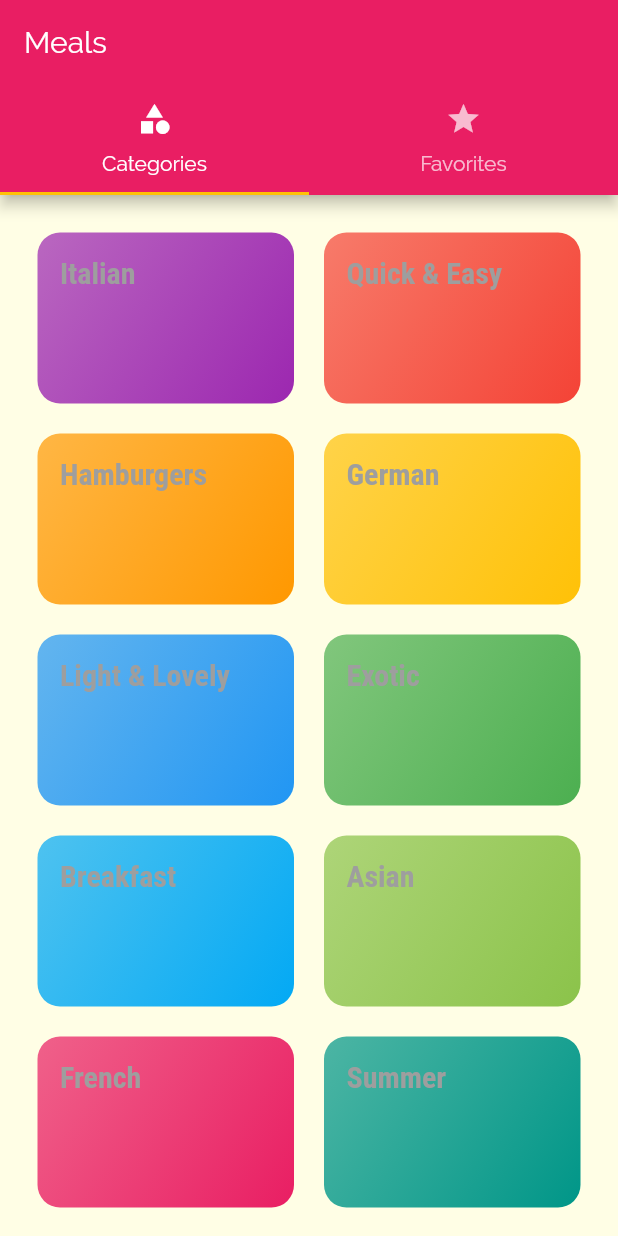
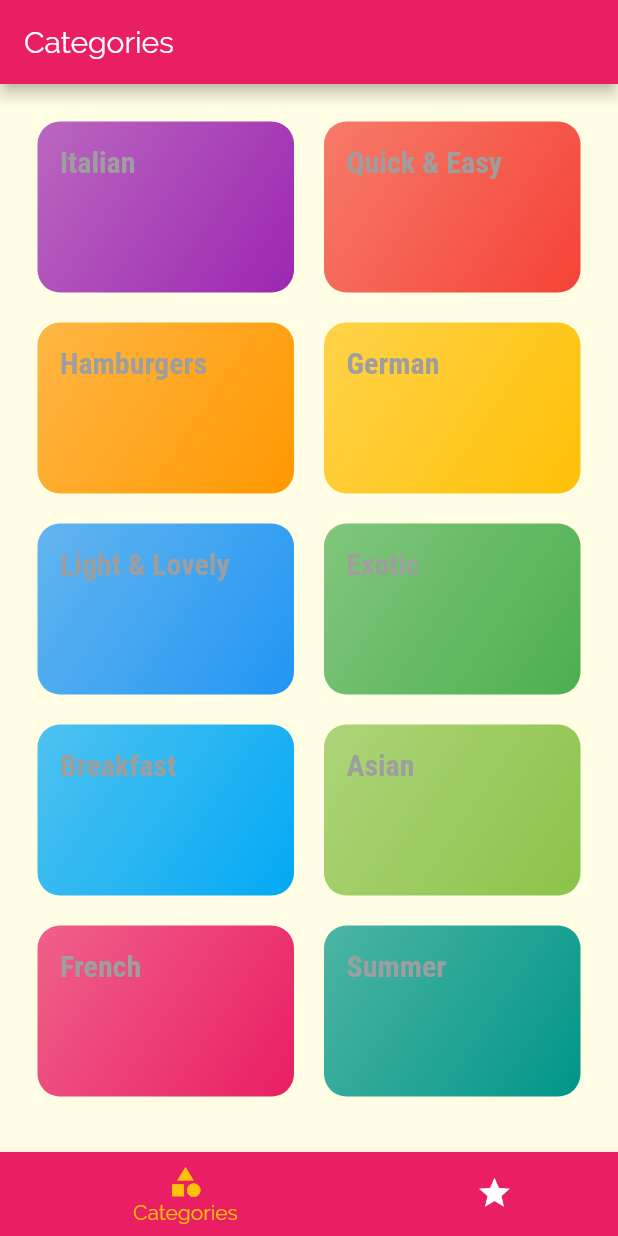
Before and after one commit to Alex9790/MealsApp, a Flutter app: the screen it shows after launch, on a phone screen of 412 x 824 dp. Run offline on Flutter 3.47's test engine with Material 2 defaults, Android fonts, the phone set to English and light mode, and no system bars.

Commit message:
21. Se cambia el metodo utilizado para crear Tabs, ahora se usa como Widget base Scaffold() pero se utiliza el argumento "bottomNavigationBar" para definir las Tabs Se crea metodo _selectPage para cambiar el indice del Tab selccionado usando setState() Se crea lista de Maps que contiene el Widget a mostrar en cada Tab y el titulo para cambiarlo dinamicamente segun la Tab seleccionada

```diff
--- a/meals_app/lib/screens/tabs_screen.dart
+++ b/meals_app/lib/screens/tabs_screen.dart
@@ -9,39 +9,62 @@ class TabsScreen extends StatefulWidget {
 }
 
 class _TabsScreenState extends State<TabsScreen> {
+  //se cambia esta lista a Map para intercambiar el titulo segun la Tab seleccionada
+  final List<Map<String, Object>> _pages = [
+    {"page" : CategoriesScreen(), "title" : "Categories",},
+    {"page" : FavoritesScreen(), "title" : "Favorites",},
+  ];
+
+  //indice utilizado para obtener el Widget de la lista
+  int _selectedPageIndex = 0;
+
+  //el parametro index es proveido automaticamente por Flutter, al referenciar esta funcion en el argumento "onTap" del Widget BottomNavigationBar()
+  void _selectPage(int index){
+    //para realizar esta actualizacion de Widget, es la razn por la que e necesita Stateful Widget
+    setState(() {
+      _selectedPageIndex = index;
+    });
+  }
+
+
   @override
   Widget build(BuildContext context) {
-    //metodo para mostrar Tabs debajo del AppBar
-    return DefaultTabController(
-      //cantidad de Tabs
-      length: 2,
-      //definir la Tab por defecto
-      initialIndex: 0,
-      //contiene Scaffold que asu vez configura las Tabs ubicadas debajo del Appbar
-      child: Scaffold(
-        appBar: AppBar(
-          title: Text("Meals"),
-          bottom: TabBar(
-            //crea tantos Tab() Widgets como definidos en el argumento "length"
-            tabs: <Widget>[
-              Tab(
-                icon: Icon(Icons.category),
-                text: "Categories",
-              ),
-              Tab(
-                icon: Icon(Icons.star),
-                text: "Favorites",
-              ),
-            ],
+    return Scaffold(
+      appBar: AppBar(
+        //el titulo varia segun el Tab seleccionado, acediendo al Map referenciado de la lista de Maps
+        title: Text(_pages[_selectedPageIndex]["title"]),
+      ),
+      //se toma el Widget seleccionado de la lista de Widgets dependiendo del indice que represente al Tab seleccionado
+      body: _pages[_selectedPageIndex]["page"],
+      //metodo para mostrar Tabs en el fondo de la pantalla
+      bottomNavigationBar: BottomNavigationBar(
+        //listener ejecutado cada vez que se selecciona un item
+        onTap: _selectPage,
+        backgroundColor: Theme.of(context).primaryColor,
+        unselectedItemColor: Colors.white,
+        selectedItemColor: Theme.of(context).accentColor,
+        //le dice al BottomNavigationBar() cual es el Tab seleccionado, para que pueda aplicar los diferentes estilos definidos
+        currentIndex: _selectedPageIndex,
+        //agrega efecto de animacon al cambio de Tabs
+        type: BottomNavigationBarType.shifting,
+        //argumento que contiene los tabs definidos
+        items: [
+          BottomNavigationBarItem(
+            icon: Icon(
+              Icons.category,
+            ),
+            title: Text("Categories"),
+            //se le debe agregar en caso de aplicar una animacion en el argumento "type", se puede jugar con colores diferentes de background para cada Tab
+            backgroundColor: Theme.of(context).primaryColor,
           ),
-        ),
-        //se agregan tantos como definidos en el argumento "length" //el orden de los tabs definidos aqui deben estar emparejados con los definidos en TabBar()
-        body: TabBarView(
-          children: <Widget>[
-            CategoriesScreen(),
-            FavoritesScreen(),
-          ],
-        ),
+          BottomNavigationBarItem(
+            icon: Icon(
+              Icons.star,
+            ),
+            title: Text("Favorites"),
+            backgroundColor: Theme.of(context).primaryColor,
+          ),
+        ],
       ),
     );
   }
--- /dev/null
+++ b/meals_app/lib/screens/tabs_screen_appbar_option.dart
@@ -0,0 +1,48 @@
+import 'package:flutter/material.dart';
+
+import './categories_screen.dart';
+import './favorites_screen.dart';
+
+class TabsScreen extends StatefulWidget {
+  @override
+  _TabsScreenState createState() => _TabsScreenState();
+}
+
+class _TabsScreenState extends State<TabsScreen> {
+  @override
+  Widget build(BuildContext context) {
+    //metodo para mostrar Tabs debajo del AppBar
+    return DefaultTabController(
+      //cantidad de Tabs
+      length: 2,
+      //definir la Tab por defecto
+      initialIndex: 0,
+      //contiene Scaffold que asu vez configura las Tabs ubicadas debajo del Appbar
+      child: Scaffold(
+        appBar: AppBar(
+          title: Text("Meals"),
+          bottom: TabBar(
+            //crea tantos Tab() Widgets como definidos en el argumento "length"
+            tabs: <Widget>[
+              Tab(
+                icon: Icon(Icons.category),
+                text: "Categories",
+              ),
+              Tab(
+                icon: Icon(Icons.star),
+                text: "Favorites",
+              ),
+            ],
+          ),
+        ),
+        //se agregan tantos como definidos en el argumento "length" //el orden de los tabs definidos aqui deben estar emparejados con los definidos en TabBar()
+        body: TabBarView(
+          children: <Widget>[
+            CategoriesScreen(),
+            FavoritesScreen(),
+          ],
+        ),
+      ),
+    );
+  }
+}
```
